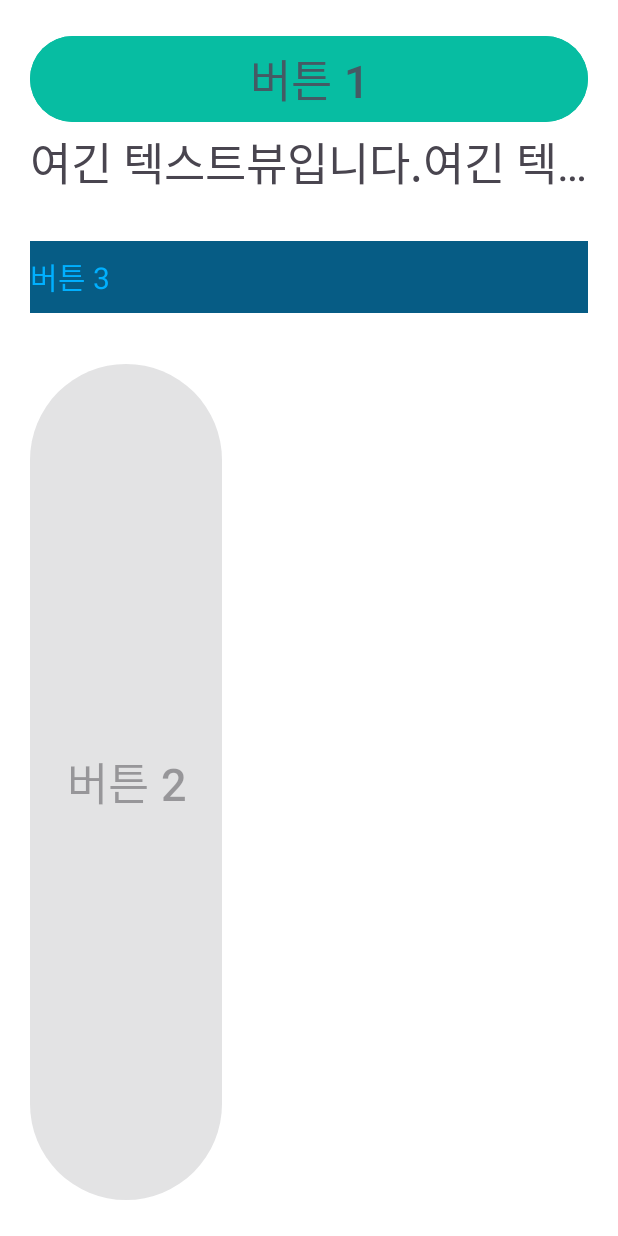
After one commit to shinjaesang/PropertiesTest, an Android app: the Direct4_2Activity screen opened directly, with no data from a screen before it, on a phone screen of 412 x 824 dp. The commit adds this screen. Run offline under Robolectric (Android 15) with nearby library versions, the phone set to English and light mode, and no system bars.

Commit message:
직접 풀어보기 4-2

```diff
--- a/app/src/main/AndroidManifest.xml
+++ b/app/src/main/AndroidManifest.xml
@@ -13,13 +13,12 @@
         android:theme="@style/Theme.PropertiesTest"
         tools:targetApi="31">
         <activity
+            android:name=".Direct4_2Activity"
+            android:exported="false" />
+        <activity
             android:name=".MainActivity"
-            android:exported="true">
-            <intent-filter>
-                <action android:name="android.intent.action.MAIN" />
+            >
 
-                <category android:name="android.intent.category.LAUNCHER" />
-            </intent-filter>
         </activity>
     </application>
 
--- /dev/null
+++ b/app/src/main/java/kr/ac/propertiestest/Direct4_2Activity.kt
@@ -0,0 +1,11 @@
+package kr.ac.propertiestest
+
+import androidx.appcompat.app.AppCompatActivity
+import android.os.Bundle
+
+class Direct4_2Activity : AppCompatActivity() {
+    override fun onCreate(savedInstanceState: Bundle?) {
+        super.onCreate(savedInstanceState)
+        setContentView(R.layout.activity_direct42)
+    }
+}
--- /dev/null
+++ b/app/src/main/res/layout/activity_direct42.xml
@@ -0,0 +1,48 @@
+<?xml version="1.0" encoding="utf-8"?>
+<LinearLayout xmlns:android="http://schemas.android.com/apk/res/android"
+    xmlns:app="http://schemas.android.com/apk/res-auto"
+    xmlns:tools="http://schemas.android.com/tools"
+    android:layout_width="match_parent"
+    android:layout_height="match_parent"
+    android:background="@color/white"
+    android:orientation="vertical"
+    android:padding="@dimen/marginMedium"
+    tools:context=".Direct4_2Activity">
+
+    <Button
+        android:layout_width="match_parent"
+        android:layout_height="wrap_content"
+        android:backgroundTint="@color/lightGreen"
+        android:text="@string/btn1"
+        android:textColor="#455A64"
+        android:textSize="@dimen/textSizeLarge" />
+    <TextView
+        android:layout_width="match_parent"
+        android:layout_height="wrap_content"
+        android:text="@string/text1"
+        android:textSize="@dimen/textSizeLarge"
+        android:layout_marginBottom="@dimen/marginLarge"
+        android:singleLine="true"
+        />
+
+
+    <EditText
+        android:layout_width="match_parent"
+        android:layout_height="wrap_content"
+        android:layout_marginBottom="@dimen/marginLarge"
+        android:background="@color/blueGreen"
+        android:hint="@string/btn3"
+        android:minHeight="48dp"
+        android:textColorHint="#00B0FF"
+        android:textSize="@dimen/textSizeMedium"
+        tools:ignore="TextFields"
+        android:importantForAutofill="no" />
+
+    <Button
+        android:layout_width="wrap_content"
+        android:layout_height="match_parent"
+        android:text="@string/btn2"
+        android:enabled="false"
+        android:textSize="@dimen/textSizeLarge" />
+
+</LinearLayout>
--- a/app/src/main/res/values/colors.xml
+++ b/app/src/main/res/values/colors.xml
@@ -2,4 +2,7 @@
 <resources>
     <color name="black">#FF000000</color>
     <color name="white">#FFFFFFFF</color>
+    <color name="lightGreen">#07BDA2</color>
+    <color name="blueGreen">#065C85</color>
+    <color name="gray">#B6BCBF</color>
 </resources>
--- /dev/null
+++ b/app/src/main/res/values/dimens.xml
@@ -0,0 +1,10 @@
+<?xml version="1.0" encoding="utf-8"?>
+<resources>
+    <dimen name="textSizeLarge">30sp</dimen>
+    <dimen name="textSizeMedium">20sp</dimen>
+    <dimen name="textSizeSmall">10sp</dimen>
+    <dimen name="marginLarge">30dp</dimen>
+    <dimen name="marginMedium">20dp</dimen>
+    <dimen name="marginSmall">10dp</dimen>
+
+</resources>
--- a/app/src/main/res/values/strings.xml
+++ b/app/src/main/res/values/strings.xml
@@ -1,9 +1,10 @@
 <resources>
     <string name="app_name">PropertiesTest</string>
-    <string name="btn1">버튼1</string>
-    <string name="btn2">버튼2</string>
-    <string name="btn3">버튼3</string>
-    <string name="btn4">버튼4</string>
-    <string name="btn5">버튼5</string>
+    <string name="btn1">버튼 1</string>
+    <string name="btn2">버튼 2</string>
+    <string name="btn3">버튼 3</string>
+    <string name="btn4">버튼 4</string>
+    <string name="btn5">버튼 5</string>
 
+    <string name="text1">여긴 텍스트뷰입니다.여긴 텍스트뷰입니다.여긴 텍스트뷰입니다.여긴 텍스트뷰입니다.여긴 텍스트뷰입니다.</string>
 </resources>
```
